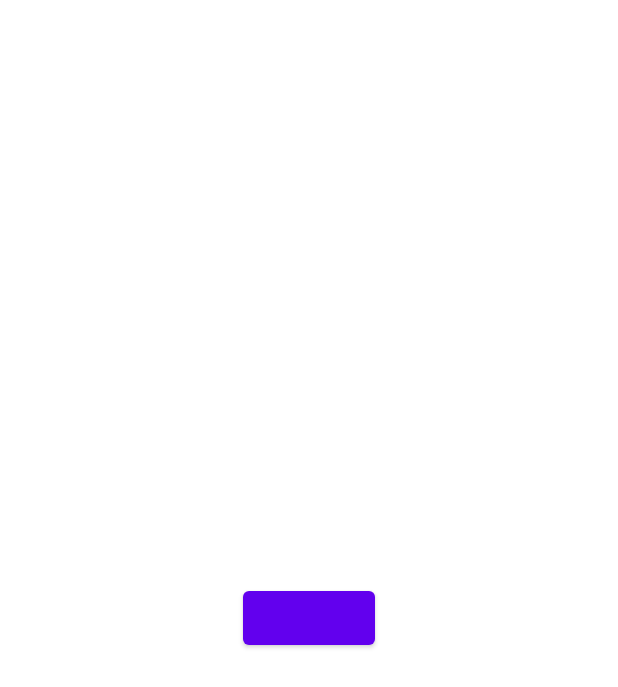
After one commit to Hanbit-Kang/custom-image-picker, an Android app: the layout fragment_home.xml on its own in the app's theme, with its tools: preview values and no code run, on a phone screen of 412 x 824 dp. The commit adds this screen. Shown: the top 687 px of the screen. Run offline under Robolectric (Android 15) with nearby library versions, the phone set to English and light mode, and no system bars.

Commit message:
Add HomeFragment, ImagePickerFragment, nav_graph, Implement navigation

```diff
--- /dev/null
+++ b/app/src/main/res/layout/fragment_home.xml
@@ -0,0 +1,28 @@
+<?xml version="1.0" encoding="utf-8"?>
+<layout xmlns:android="http://schemas.android.com/apk/res/android"
+    xmlns:tools="http://schemas.android.com/tools"
+    xmlns:app="http://schemas.android.com/apk/res-auto">
+
+    <data>
+        <variable
+            name="buttonListener"
+            type="android.view.View.OnClickListener" />
+    </data>
+
+    <androidx.constraintlayout.widget.ConstraintLayout
+        android:layout_width="match_parent"
+        android:layout_height="match_parent"
+        tools:context=".HomeFragment">
+
+        <Button
+            android:layout_width="wrap_content"
+            android:layout_height="wrap_content"
+            app:layout_constraintTop_toTopOf="parent"
+            app:layout_constraintBottom_toBottomOf="parent"
+            app:layout_constraintStart_toStartOf="parent"
+            app:layout_constraintEnd_toEndOf="parent"
+            android:onClick="@{buttonListener}"/>
+
+    </androidx.constraintlayout.widget.ConstraintLayout>
+
+</layout>
--- a/app/src/main/res/values/strings.xml
+++ b/app/src/main/res/values/strings.xml
@@ -1,3 +1,5 @@
 <resources>
     <string name="app_name">CustomImagePicker</string>
+    <!-- TODO: Remove or change this placeholder text -->
+    <string name="hello_blank_fragment">Hello blank fragment</string>
 </resources>
```
Also changed, not shown: app/src/main/java/com/example/customimagepicker/HomeFragment.kt (added, +27 -0 lines), app/src/main/java/com/example/customimagepicker/ImagePickerFragment.kt (added, +17 -0 lines), app/src/main/java/com/example/customimagepicker/MainActivity.kt (+6 -1 lines), app/src/main/res/layout/activity_main.xml (+17 -14 lines), app/src/main/res/layout/fragment_image_picker.xml (added, +14 -0 lines), app/src/main/res/navigation/nav_graph.xml (added, +22 -0 lines).
